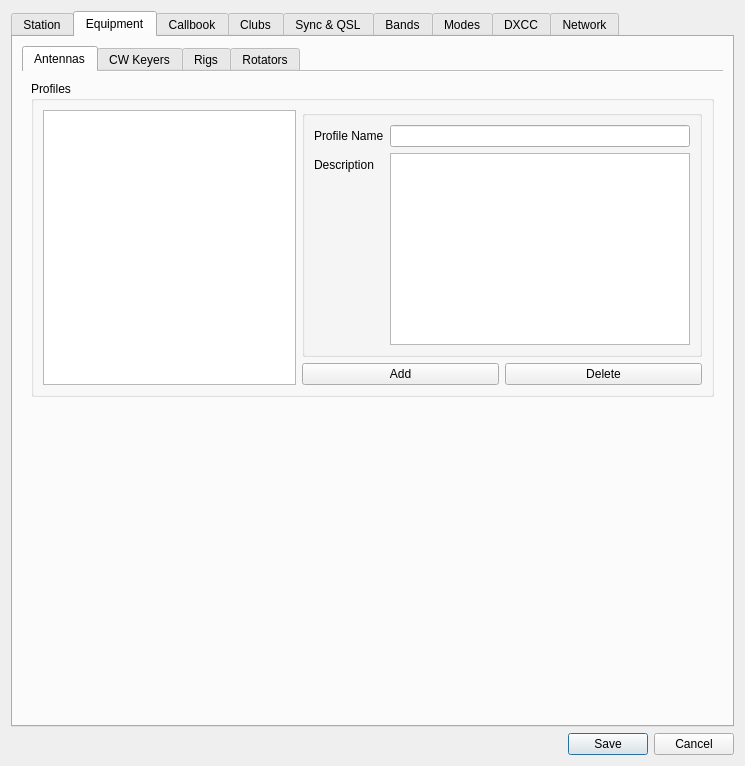
The window that ui/SettingsDialog.ui (k5mcd/QLog) describes before a commit, drawn with Qt 5.
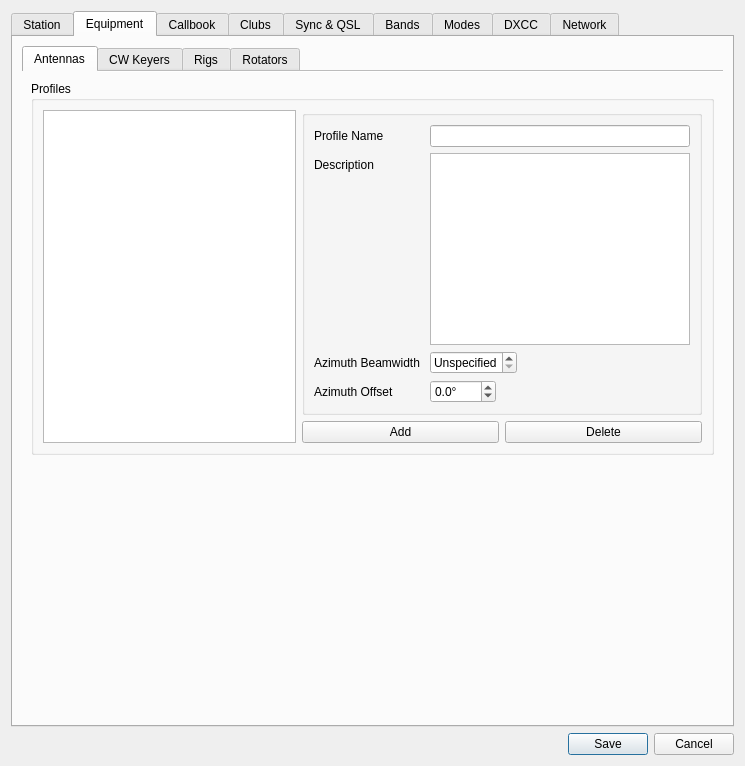
The same window after the commit. The open tabs and pages were chosen to show the change. Icons and pictures are not drawn.

Commit message: Added Az BeamWidth and Offset to Antenna Profile

```diff
--- a/ui/SettingsDialog.ui
+++ b/ui/SettingsDialog.ui
@@ -370,6 +370,67 @@
                    </property>
                   </widget>
                  </item>
+                 <item row="2" column="0">
+                  <widget class="QLabel" name="antAzBeamWidthLabel">
+                   <property name="text">
+                    <string>Azimuth Beamwidth </string>
+                   </property>
+                  </widget>
+                 </item>
+                 <item row="3" column="0">
+                  <widget class="QLabel" name="antAzOffsetLabel">
+                   <property name="text">
+                    <string>Azimuth Offset</string>
+                   </property>
+                  </widget>
+                 </item>
+                 <item row="2" column="1">
+                  <widget class="QDoubleSpinBox" name="antAzBeamWidthSpinBox">
+                   <property name="sizePolicy">
+                    <sizepolicy hsizetype="Maximum" vsizetype="Fixed">
+                     <horstretch>0</horstretch>
+                     <verstretch>0</verstretch>
+                    </sizepolicy>
+                   </property>
+                   <property name="toolTip">
+                    <string>Valid range value is 0° - 100° (0° Unspecified)</string>
+                   </property>
+                   <property name="specialValueText">
+                    <string>Unspecified</string>
+                   </property>
+                   <property name="suffix">
+                    <string>°</string>
+                   </property>
+                   <property name="decimals">
+                    <number>1</number>
+                   </property>
+                   <property name="maximum">
+                    <double>100.000000000000000</double>
+                   </property>
+                  </widget>
+                 </item>
+                 <item row="3" column="1">
+                  <widget class="QDoubleSpinBox" name="antAzOffsetSpinBox">
+                   <property name="sizePolicy">
+                    <sizepolicy hsizetype="Maximum" vsizetype="Fixed">
+                     <horstretch>0</horstretch>
+                     <verstretch>0</verstretch>
+                    </sizepolicy>
+                   </property>
+                   <property name="suffix">
+                    <string>°</string>
+                   </property>
+                   <property name="decimals">
+                    <number>1</number>
+                   </property>
+                   <property name="minimum">
+                    <double>-180.000000000000000</double>
+                   </property>
+                   <property name="maximum">
+                    <double>180.000000000000000</double>
+                   </property>
+                  </widget>
+                 </item>
                 </layout>
                </widget>
               </item>
```
Left out of the diff: 2 changed lines with no effect on the pictures. The commit also changes 9 other files.
